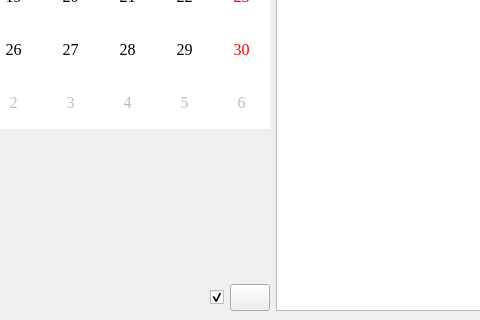
First picture: the form in core/diary/diary.ui, repository Jiangxp16/pydiary, before the edit; both pictures show x 139 to 619 and y 280 to 600 of the 1000 by 600 pixel window.
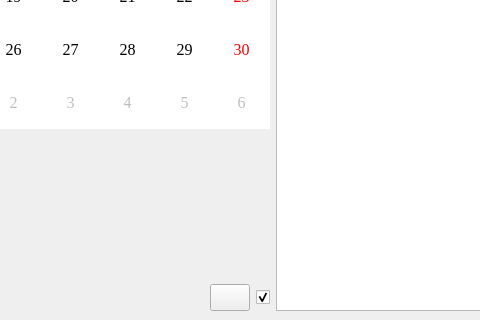
Second picture: the form after the edit. Custom widgets are drawn as their Qt base class.

What changed in the file:
```diff
--- a/core/diary/diary.ui
+++ b/core/diary/diary.ui
@@ -152,6 +152,37 @@
           </property>
          </spacer>
         </item>
+        <item>
+         <widget class="QPushButton" name="pb_save">
+          <property name="minimumSize">
+           <size>
+            <width>40</width>
+            <height>0</height>
+           </size>
+          </property>
+          <property name="maximumSize">
+           <size>
+            <width>40</width>
+            <height>16777215</height>
+           </size>
+          </property>
+          <property name="toolTip">
+           <string>Ctrl+S: Save</string>
+          </property>
+          <property name="styleSheet">
+           <string notr="true"/>
+          </property>
+          <property name="text">
+           <string/>
+          </property>
+          <property name="default">
+           <bool>false</bool>
+          </property>
+          <property name="flat">
+           <bool>false</bool>
+          </property>
+         </widget>
+        </item>
         <item>
          <widget class="QCheckBox" name="cb_autosave">
           <property name="toolTip">
@@ -168,37 +199,6 @@
           </property>
          </widget>
         </item>
-        <item>
-         <widget class="QPushButton" name="pb_save">
-          <property name="minimumSize">
-           <size>
-            <width>40</width>
-            <height>0</height>
-           </size>
-          </property>
-          <property name="maximumSize">
-           <size>
-            <width>40</width>
-            <height>16777215</height>
-           </size>
-          </property>
-          <property name="toolTip">
-           <string>Ctrl+S: SAVE</string>
-          </property>
-          <property name="styleSheet">
-           <string notr="true"/>
-          </property>
-          <property name="text">
-           <string/>
-          </property>
-          <property name="default">
-           <bool>false</bool>
-          </property>
-          <property name="flat">
-           <bool>false</bool>
-          </property>
-         </widget>
-        </item>
        </layout>
       </item>
      </layout>
@@ -371,6 +371,13 @@
    </property>
   </action>
  </widget>
+ <customwidgets>
+  <customwidget>
+   <class>TableWidget</class>
+   <extends>QTableWidget</extends>
+   <header>core/util/qt_utils</header>
+  </customwidget>
+ </customwidgets>
  <resources/>
  <connections/>
 </ui>
```
Left out of the diff: 2 changed lines with no effect on the pictures.
